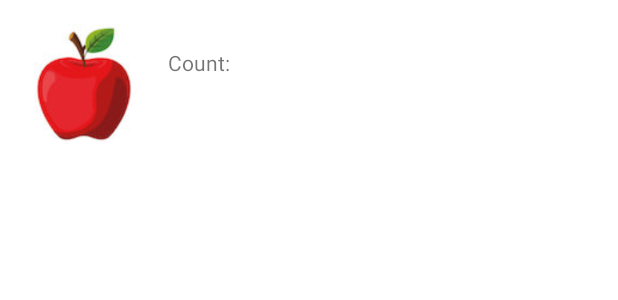
After one commit to bxiao012/Team36, an Android app: the layout item_sent.xml on its own in the app's theme, with its tools: preview values and no code run, on a phone screen of 412 x 824 dp. The commit adds this screen. Shown: the top 300 px of the screen. Run offline under Robolectric (Android 15) with nearby library versions, the phone set to English and light mode, and no system bars.

Commit message:
Implement sent history

```diff
--- a/app/src/main/AndroidManifest.xml
+++ b/app/src/main/AndroidManifest.xml
@@ -15,6 +15,9 @@
         android:supportsRtl="true"
         android:theme="@style/Theme.Team36"
         tools:targetApi="31">
+        <activity
+            android:name=".SentHistory"
+            android:exported="false" />
         <activity
             android:name=".ReceivedHistory"
             android:exported="false" />
--- a/app/src/main/res/layout/item_received.xml
+++ b/app/src/main/res/layout/item_received.xml
@@ -13,7 +13,7 @@
         android:layout_alignParentTop="true"
         android:layout_marginStart="35dp"
         android:layout_marginTop="20dp"
-        android:layout_toStartOf="@+id/imageView"
+        android:layout_toStartOf="@+id/imageViewReceivedSticker"
         android:text="From: "
         android:textColor="@color/black"
         android:textSize="20dp"
@@ -36,6 +36,5 @@
         android:layout_height="80dp"
         android:layout_alignParentEnd="true"
         android:layout_marginEnd="28dp"
-        app:srcCompat="@drawable/apple"
-        />
+        app:srcCompat="@drawable/apple" />
 </RelativeLayout>
--- /dev/null
+++ b/app/src/main/res/layout/item_sent.xml
@@ -0,0 +1,28 @@
+<?xml version="1.0" encoding="utf-8"?>
+<RelativeLayout xmlns:android="http://schemas.android.com/apk/res/android"
+    xmlns:app="http://schemas.android.com/apk/res-auto"
+    android:layout_width="match_parent"
+    android:layout_height="match_parent">
+
+
+    <ImageView
+        android:id="@+id/imageViewSentSticker"
+        android:layout_width="80dp"
+        android:layout_height="80dp"
+        android:layout_alignParentStart="true"
+        android:layout_alignParentTop="true"
+        android:layout_marginStart="16dp"
+        android:layout_marginTop="16dp"
+        app:srcCompat="@drawable/apple" />
+
+    <TextView
+        android:id="@+id/textViewSentCount"
+        android:layout_width="wrap_content"
+        android:layout_height="wrap_content"
+        android:layout_alignTop="@+id/imageViewSentSticker"
+        android:layout_alignParentEnd="true"
+        android:layout_marginStart="16dp"
+        android:layout_marginTop="16dp"
+        android:layout_toEndOf="@+id/imageViewSentSticker"
+        android:text="Count: " />
+</RelativeLayout>
```
Also changed, not shown: app/src/main/java/edu/northeastern/team36/A8MainActivity.java (+17 -17 lines), app/src/main/java/edu/northeastern/team36/Received.java (+6 -6 lines), app/src/main/java/edu/northeastern/team36/Sent.java (added, +19 -0 lines), app/src/main/java/edu/northeastern/team36/SentAdapter.java (added, +63 -0 lines), app/src/main/java/edu/northeastern/team36/SentHistory.java (added, +38 -0 lines), app/src/main/java/edu/northeastern/team36/SentViewHolder.java (added, +19 -0 lines), app/src/main/res/layout/activity_sent_history.xml (added, +21 -0 lines).
